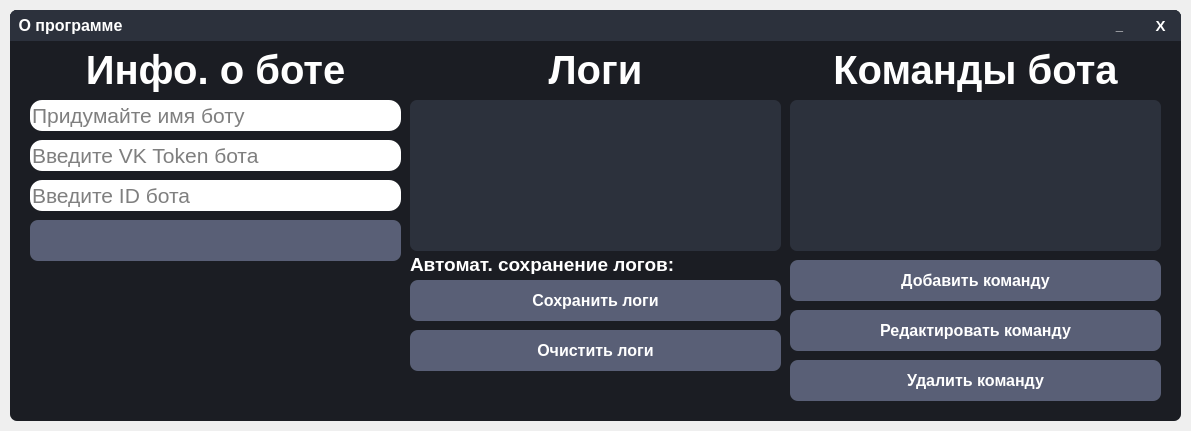
Before: the Qt Designer form VK_Bot/Main_Window/User_Bot_Menu_Window/user_bot_menu_window.ui in otaboyevsardorbek1/VK-Bot-ru, drawn with Qt 5.
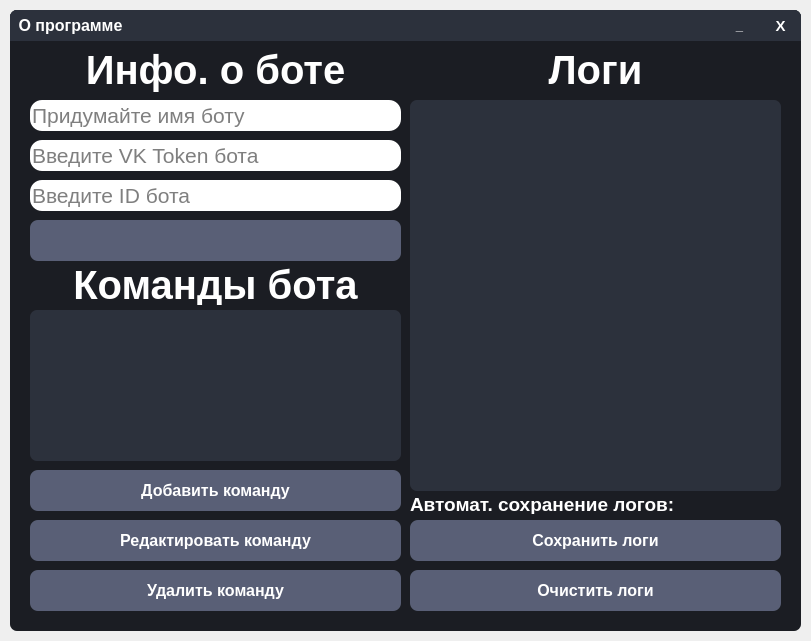
After: the same form once the commit is applied. Icons and pictures are not drawn.

The edit to the form file:
```diff
--- a/VK_Bot/Main_Window/User_Bot_Menu_Window/user_bot_menu_window.ui
+++ b/VK_Bot/Main_Window/User_Bot_Menu_Window/user_bot_menu_window.ui
@@ -6,8 +6,8 @@
    <rect>
     <x>0</x>
     <y>0</y>
-    <width>1191</width>
-    <height>431</height>
+    <width>811</width>
+    <height>641</height>
    </rect>
   </property>
   <property name="windowTitle">
@@ -18,8 +18,8 @@
     <rect>
      <x>10</x>
      <y>10</y>
-     <width>1171</width>
-     <height>411</height>
+     <width>791</width>
+     <height>621</height>
     </rect>
    </property>
    <property name="styleSheet">
@@ -159,7 +159,7 @@
      <rect>
       <x>0</x>
       <y>0</y>
-      <width>1171</width>
+      <width>791</width>
       <height>31</height>
      </rect>
     </property>
@@ -179,7 +179,7 @@
     <widget class="QPushButton" name="CloseWindowButton">
      <property name="geometry">
       <rect>
-       <x>1130</x>
+       <x>750</x>
        <y>0</y>
        <width>41</width>
        <height>31</height>
@@ -218,7 +218,7 @@
     <widget class="QPushButton" name="MinimizeWindowButton">
      <property name="geometry">
       <rect>
-       <x>1089</x>
+       <x>709</x>
        <y>0</y>
        <width>41</width>
        <height>31</height>
@@ -259,7 +259,7 @@
     <widget class="QPushButton" name="SaveBotSettingsButton">
      <property name="geometry">
       <rect>
-       <x>1058</x>
+       <x>678</x>
        <y>0</y>
        <width>31</width>
        <height>31</height>
@@ -431,7 +431,7 @@
     <property name="geometry">
      <rect>
       <x>400</x>
-      <y>244</y>
+      <y>484</y>
       <width>281</width>
       <height>20</height>
      </rect>
@@ -454,7 +454,7 @@
     <property name="geometry">
      <rect>
       <x>678</x>
-      <y>247</y>
+      <y>487</y>
       <width>20</width>
       <height>21</height>
      </rect>
@@ -605,7 +605,7 @@
     <property name="geometry">
      <rect>
       <x>400</x>
-      <y>320</y>
+      <y>560</y>
       <width>371</width>
       <height>41</height>
      </rect>
@@ -643,7 +643,7 @@
     <property name="geometry">
      <rect>
       <x>400</x>
-      <y>270</y>
+      <y>510</y>
       <width>371</width>
       <height>41</height>
      </rect>
@@ -721,7 +721,7 @@
       <x>400</x>
       <y>90</y>
       <width>371</width>
-      <height>151</height>
+      <height>391</height>
      </rect>
     </property>
     <property name="font">
@@ -818,8 +818,8 @@
    <widget class="QPushButton" name="DeleteUserCommandButton">
     <property name="geometry">
      <rect>
-      <x>780</x>
-      <y>350</y>
+      <x>20</x>
+      <y>560</y>
       <width>371</width>
       <height>41</height>
      </rect>
@@ -856,8 +856,8 @@
    <widget class="QListWidget" name="UserCommandsListWidget">
     <property name="geometry">
      <rect>
-      <x>780</x>
-      <y>90</y>
+      <x>20</x>
+      <y>300</y>
       <width>371</width>
       <height>151</height>
      </rect>
@@ -954,10 +954,10 @@
    <widget class="QLabel" name="Label_3">
     <property name="geometry">
      <rect>
-      <x>780</x>
-      <y>34</y>
+      <x>20</x>
+      <y>254</y>
       <width>371</width>
-      <height>51</height>
+      <height>41</height>
      </rect>
     </property>
     <property name="sizePolicy">
@@ -992,8 +992,8 @@
    <widget class="QPushButton" name="EditUserCommandButton">
     <property name="geometry">
      <rect>
-      <x>780</x>
-      <y>300</y>
+      <x>20</x>
+      <y>510</y>
       <width>371</width>
       <height>41</height>
      </rect>
@@ -1030,8 +1030,8 @@
    <widget class="QPushButton" name="AddUserCommandButton">
     <property name="geometry">
      <rect>
-      <x>780</x>
-      <y>250</y>
+      <x>20</x>
+      <y>460</y>
       <width>371</width>
       <height>41</height>
      </rect>
```
